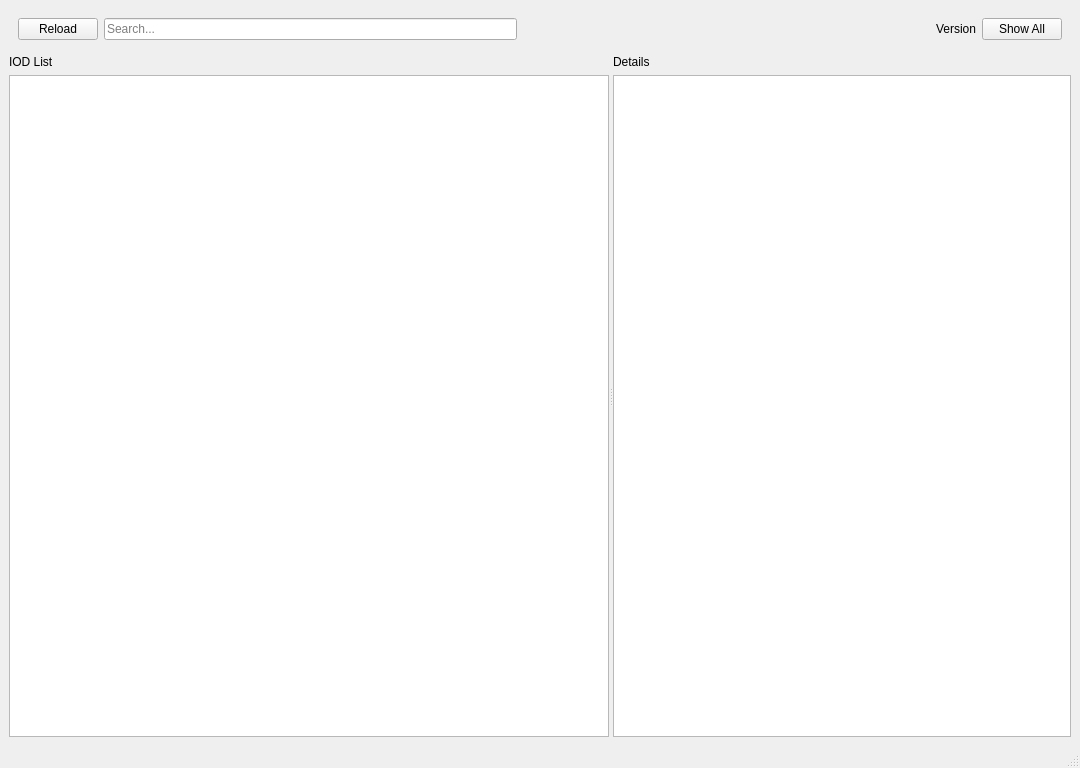
dwikler/dcmspec-explorer, file src/dcmspec_explorer/resources/main_window.ui: the form before one commit.
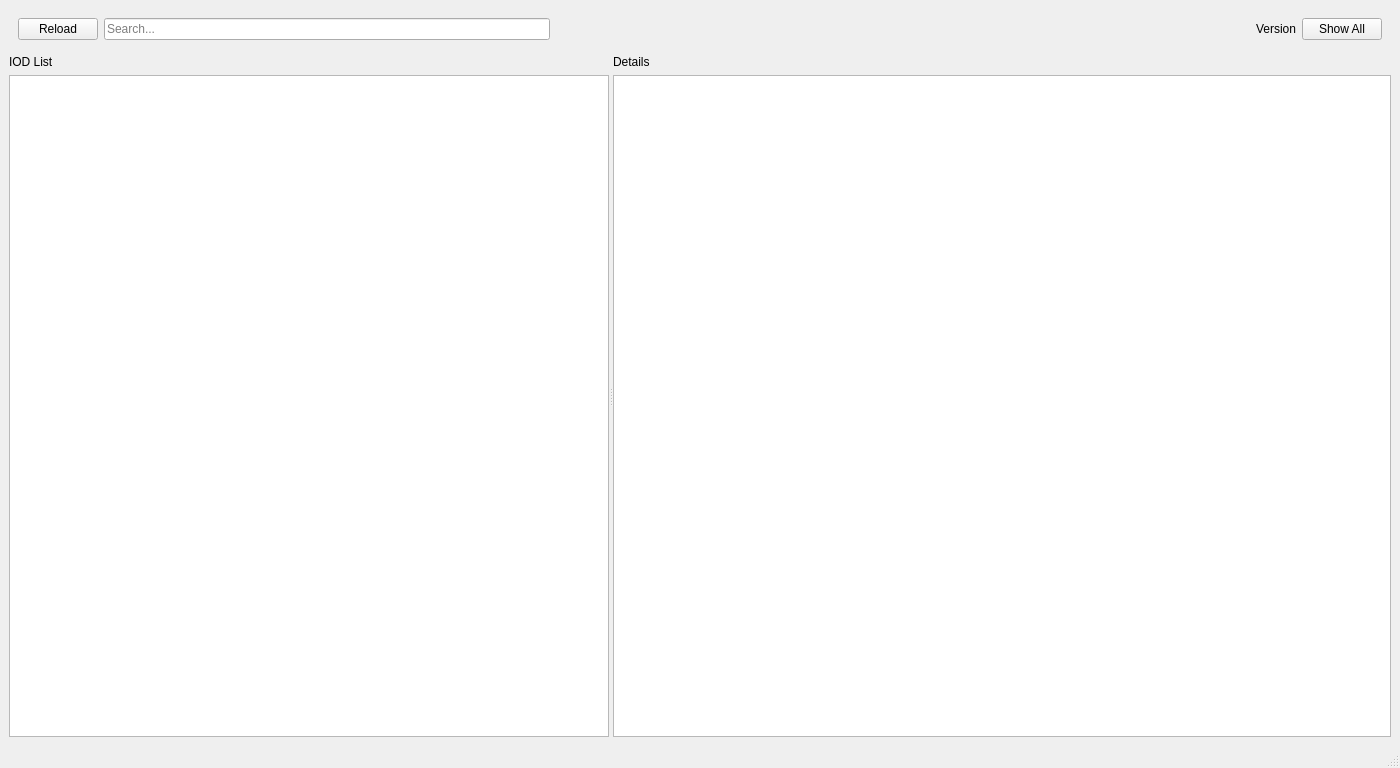
The form after the commit.

Diff of the .ui file:
```diff
--- a/src/dcmspec_explorer/resources/main_window.ui
+++ b/src/dcmspec_explorer/resources/main_window.ui
@@ -6,7 +6,7 @@
    <rect>
     <x>0</x>
     <y>0</y>
-    <width>1080</width>
+    <width>1400</width>
     <height>768</height>
    </rect>
   </property>
@@ -29,13 +29,16 @@
    <layout class="QVBoxLayout" name="verticalLayout_3">
     <item>
      <widget class="QWidget" name="controlArea" native="true">
+      <property name="enabled">
+       <bool>true</bool>
+      </property>
       <property name="sizePolicy">
        <sizepolicy hsizetype="Expanding" vsizetype="Fixed">
         <horstretch>0</horstretch>
         <verstretch>0</verstretch>
        </sizepolicy>
       </property>
-      <layout class="QHBoxLayout" name="horizontalLayout">
+      <layout class="QHBoxLayout" name="horizontalLayout" stretch="0,0,0,0,0">
        <item>
         <widget class="QPushButton" name="showAllPushButton">
          <property name="text">
@@ -45,6 +48,15 @@
        </item>
        <item>
         <widget class="QLineEdit" name="searchLineEdit">
+         <property name="enabled">
+          <bool>true</bool>
+         </property>
+         <property name="sizePolicy">
+          <sizepolicy hsizetype="Expanding" vsizetype="Fixed">
+           <horstretch>0</horstretch>
+           <verstretch>0</verstretch>
+          </sizepolicy>
+         </property>
          <property name="placeholderText">
           <string>Search...</string>
          </property>
@@ -60,7 +72,7 @@
          </property>
          <property name="sizeHint" stdset="0">
           <size>
-           <width>386</width>
+           <width>700</width>
            <height>20</height>
           </size>
          </property>
@@ -136,7 +148,11 @@
          </widget>
         </item>
         <item>
-         <widget class="QTextEdit" name="detailsTextEdit"/>
+         <widget class="QTextBrowser" name="detailsTextBrowser">
+          <property name="openExternalLinks">
+           <bool>true</bool>
+          </property>
+         </widget>
         </item>
        </layout>
       </widget>
```
Left out of the diff: 10 changed lines with no effect on the pictures.
